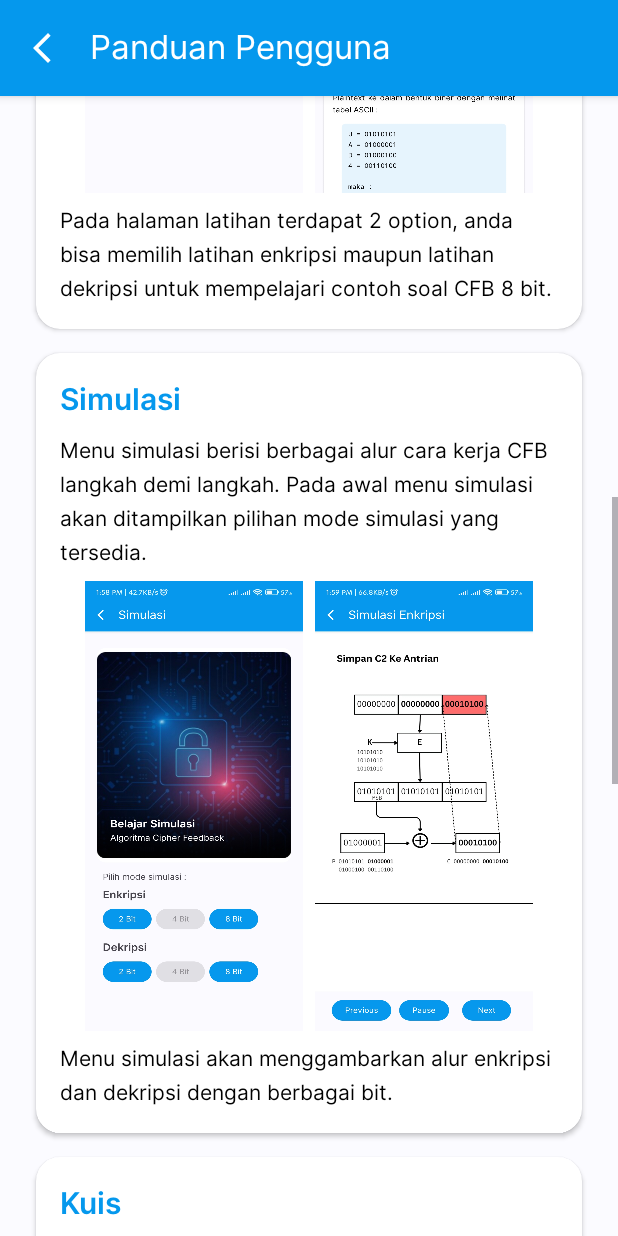
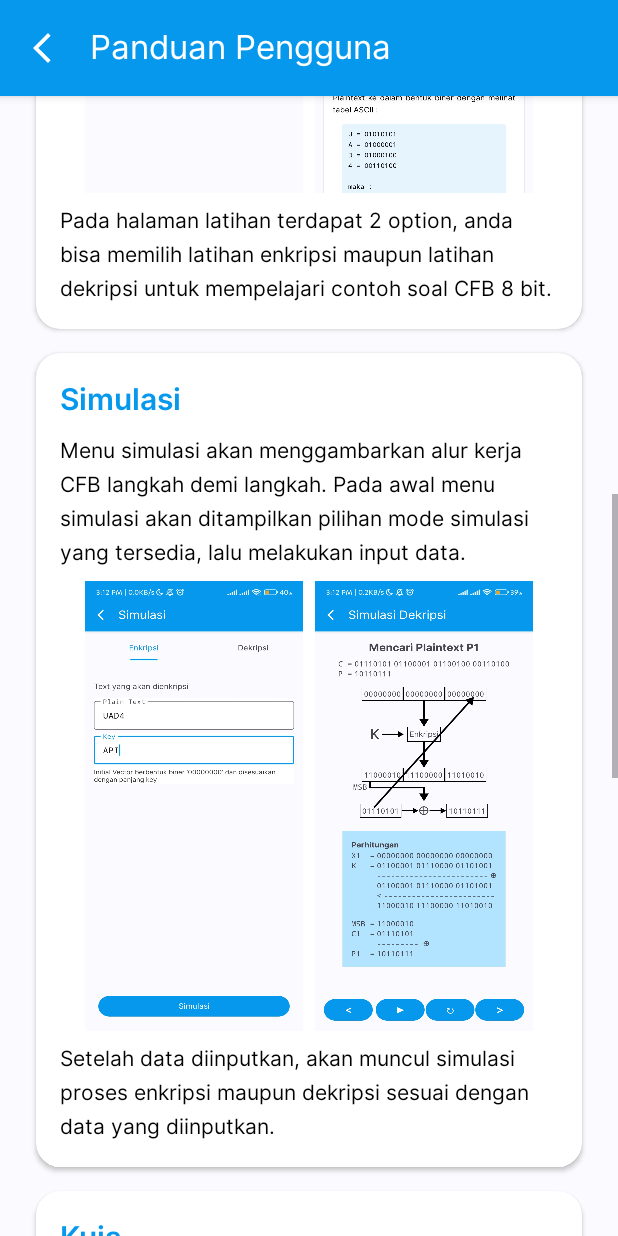
Before and after one commit to amaralfatah/CryptoMind, an Android app: the PanduanActivity screen opened directly, with no data from a screen before it, scrolled down 1064 dp, on a phone screen of 412 x 824 dp. Run offline under Robolectric (Android 15) with nearby library versions, the phone set to English and light mode, and no system bars.

Commit message:
update ui

```diff
--- a/app/src/main/res/layout/activity_panduan.xml
+++ b/app/src/main/res/layout/activity_panduan.xml
@@ -163,7 +163,7 @@
                     android:layout_width="wrap_content"
                     android:layout_height="wrap_content"
                     android:layout_marginTop="8dp"
-                    android:text="Menu simulasi berisi berbagai alur cara kerja CFB langkah demi langkah. Pada awal menu simulasi akan ditampilkan pilihan mode simulasi yang tersedia."
+                    android:text="Menu simulasi akan menggambarkan alur kerja CFB langkah demi langkah. Pada awal menu simulasi akan ditampilkan pilihan mode simulasi yang tersedia, lalu melakukan input data."
                     android:textColor="@color/black"
                     android:lineSpacingExtra="6dp"/>
 
@@ -190,7 +190,7 @@
                     android:layout_width="wrap_content"
                     android:layout_height="wrap_content"
                     android:layout_marginTop="8dp"
-                    android:text="Menu simulasi akan menggambarkan alur enkripsi dan dekripsi dengan berbagai bit."
+                    android:text="Setelah data diinputkan, akan muncul simulasi proses enkripsi maupun dekripsi sesuai dengan data yang diinputkan."
                     android:textColor="@color/black"
                     android:lineSpacingExtra="6dp"/>
 
--- a/app/src/main/res/layout/activity_quiz.xml
+++ b/app/src/main/res/layout/activity_quiz.xml
@@ -64,7 +64,7 @@
                 android:layout_marginTop="44dp"
                 android:text="@string/question"
                 android:textSize="20sp"
-                android:fontFamily="@font/inter_semi_bold"/>
+                android:fontFamily="@font/inter_regular"/>
 
         </RelativeLayout>
     </androidx.cardview.widget.CardView>
```
Also changed, not shown: app/src/main/res/drawable/simulasi_enkripsi_page.jpg, app/src/main/res/drawable/simulasi_page.jpg.
